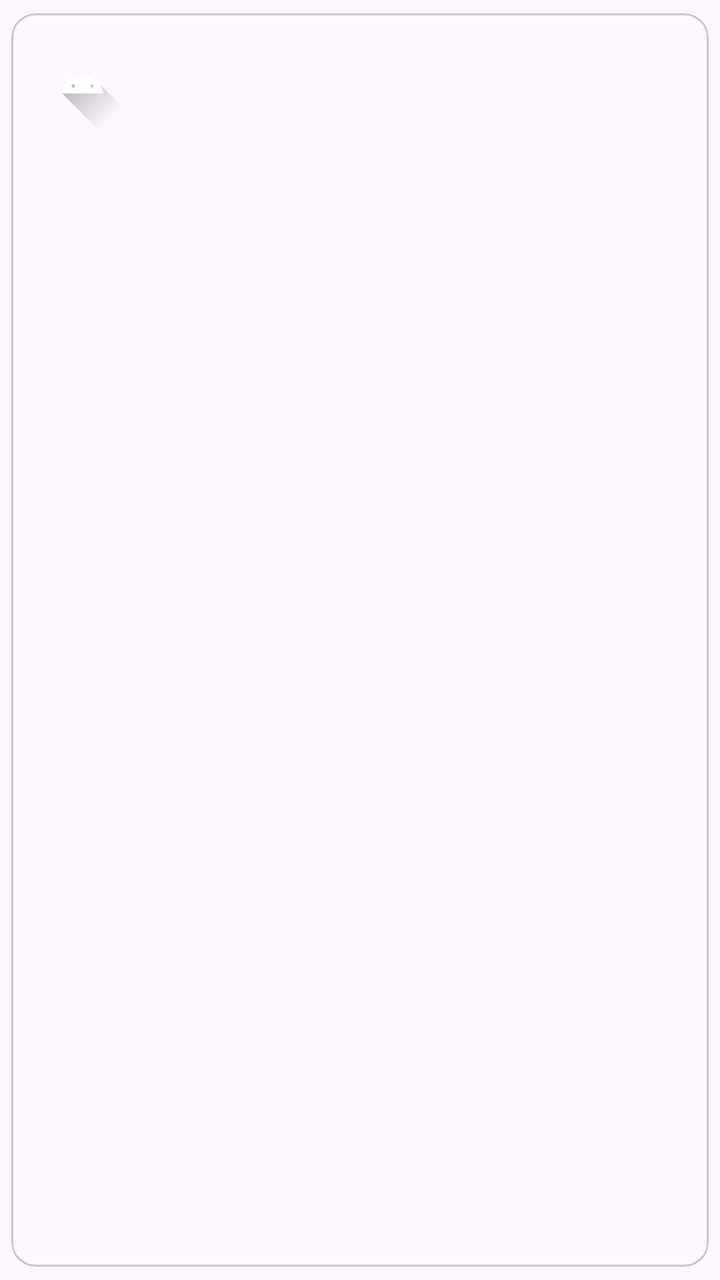
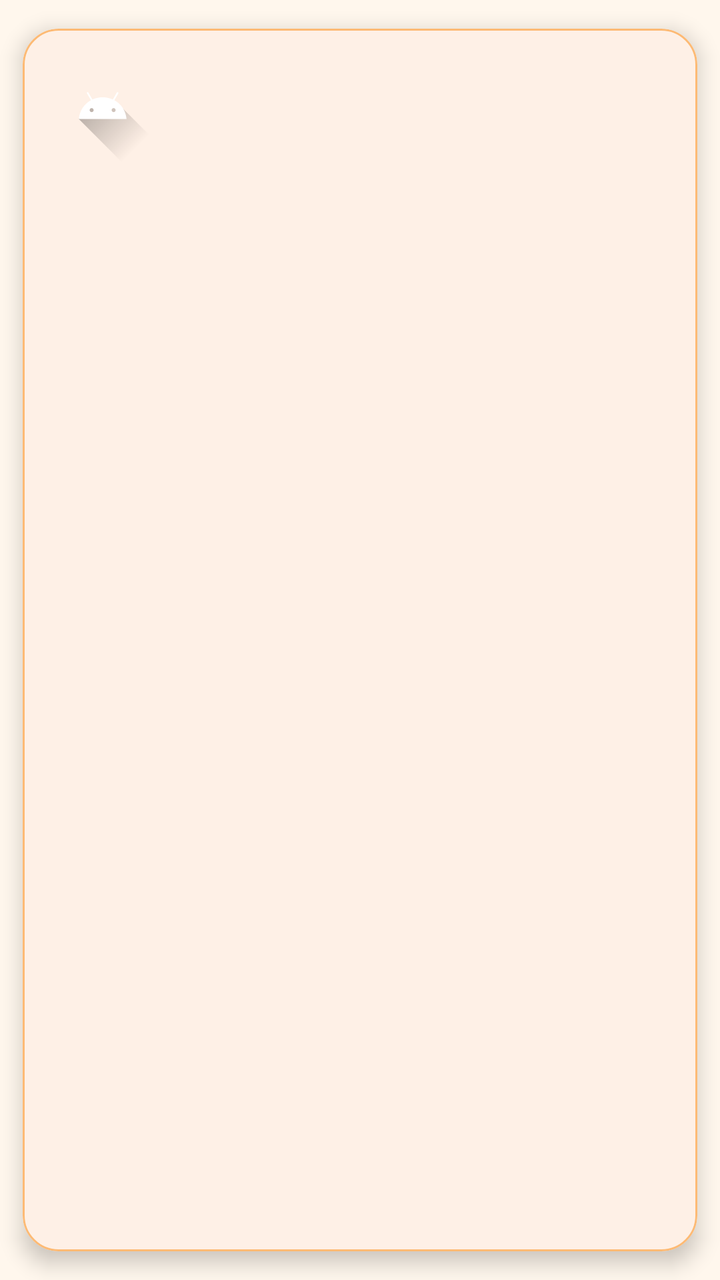

Two renders of the same Android screen: before a commit and after it. Below are the layout's source before the change and the commit's diff.
<!-- AndroidManifest.xml: application theme Theme.music801 -->
<!-- res/layout/item_song.xml -->
<?xml version="1.0" encoding="utf-8"?>
<com.google.android.material.card.MaterialCardView xmlns:android="http://schemas.android.com/apk/res/android"
    xmlns:app="http://schemas.android.com/apk/res-auto"
    android:id="@+id/songItemCard"
    android:layout_width="match_parent"
    android:layout_height="wrap_content"
    android:layout_marginHorizontal="16dp"
    android:layout_marginVertical="8dp"
    android:clickable="true"
    android:focusable="true"
    android:foreground="?attr/selectableItemBackground"
    android:minHeight="72dp"
    app:cardUseCompatPadding="true">

    <androidx.constraintlayout.widget.ConstraintLayout
        android:layout_width="match_parent"
        android:layout_height="wrap_content"
        android:padding="12dp">

        <ImageView
            android:id="@+id/albumArtImage"
            android:layout_width="48dp"
            android:layout_height="48dp"
            android:contentDescription="@string/song_album_art"
            android:scaleType="centerCrop"
            android:src="@drawable/ic_launcher_foreground"
            app:layout_constraintBottom_toBottomOf="parent"
            app:layout_constraintStart_toStartOf="parent"
            app:layout_constraintTop_toTopOf="parent" />

        <TextView
            android:id="@+id/songTitleText"
            android:layout_width="0dp"
            android:layout_height="wrap_content"
            android:ellipsize="end"
            android:maxLines="1"
            android:textAppearance="?attr/textAppearanceTitleMedium"
            app:layout_constraintEnd_toStartOf="@id/songDurationText"
            app:layout_constraintStart_toEndOf="@id/albumArtImage"
            app:layout_constraintTop_toTopOf="@id/albumArtImage"
            android:layout_marginStart="12dp"
            android:layout_marginEnd="8dp" />

        <TextView
            android:id="@+id/songArtistText"
            android:layout_width="0dp"
            android:layout_height="wrap_content"
            android:ellipsize="end"
            android:maxLines="1"
            android:textAppearance="?attr/textAppearanceBodyMedium"
            app:layout_constraintEnd_toStartOf="@id/songDurationText"
            app:layout_constraintStart_toStartOf="@id/songTitleText"
            app:layout_constraintTop_toBottomOf="@id/songTitleText"
            android:layout_marginTop="4dp"
            android:layout_marginEnd="8dp" />

        <TextView
            android:id="@+id/songDurationText"
            android:layout_width="wrap_content"
            android:layout_height="wrap_content"
            android:textAppearance="?attr/textAppearanceBodyMedium"
            app:layout_constraintBaseline_toBaselineOf="@id/songTitleText"
            app:layout_constraintEnd_toEndOf="parent" />

        <ImageView
            android:id="@+id/songPlayingIndicator"
            android:layout_width="20dp"
            android:layout_height="20dp"
            android:contentDescription="@string/song_playing_indicator"
            android:src="@android:drawable/ic_media_play"
            android:visibility="gone"
            app:layout_constraintBottom_toBottomOf="@id/songDurationText"
            app:layout_constraintEnd_toStartOf="@id/songDurationText"
            app:layout_constraintTop_toTopOf="@id/songDurationText"
            android:layout_marginEnd="8dp" />
    </androidx.constraintlayout.widget.ConstraintLayout>
</com.google.android.material.card.MaterialCardView>
<!-- resources referenced by this layout -->
<resources>
  <string name="song_album_art">歌曲封面</string>
  <string name="song_playing_indicator">正在播放</string>
  <style name="Theme.music801" parent="Base.Theme.music801" />
  <style name="Base.Theme.music801" parent="Theme.Material3.DayNight.NoActionBar">
          
          
      </style>
  <!-- unchanged entries left out for length: 1 -->
</resources>

<!-- the commit's change to res/layout/item_song.xml (unified diff, before → after) -->
@@ -9,24 +9,30 @@
     android:clickable="true"
     android:focusable="true"
     android:foreground="?attr/selectableItemBackground"
-    android:minHeight="72dp"
-    app:cardUseCompatPadding="true">
+    android:minHeight="84dp"
+    app:cardBackgroundColor="@color/surface"
+    app:cardCornerRadius="18dp"
+    app:cardElevation="6dp"
+    app:cardUseCompatPadding="true"
+    app:strokeColor="@color/outline"
+    app:strokeWidth="1dp">
 
     <androidx.constraintlayout.widget.ConstraintLayout
         android:layout_width="match_parent"
         android:layout_height="wrap_content"
         android:padding="12dp">
 
-        <ImageView
+        <com.google.android.material.imageview.ShapeableImageView
             android:id="@+id/albumArtImage"
-            android:layout_width="48dp"
-            android:layout_height="48dp"
+            android:layout_width="56dp"
+            android:layout_height="56dp"
             android:contentDescription="@string/song_album_art"
             android:scaleType="centerCrop"
             android:src="@drawable/ic_launcher_foreground"
             app:layout_constraintBottom_toBottomOf="parent"
             app:layout_constraintStart_toStartOf="parent"
-            app:layout_constraintTop_toTopOf="parent" />
+            app:layout_constraintTop_toTopOf="parent"
+            app:shapeAppearanceOverlay="@style/ShapeAppearance.Material3.Corner.Medium" />
 
         <TextView
             android:id="@+id/songTitleText"
@@ -35,7 +41,8 @@
             android:ellipsize="end"
             android:maxLines="1"
             android:textAppearance="?attr/textAppearanceTitleMedium"
-            app:layout_constraintEnd_toStartOf="@id/songDurationText"
+            android:textColor="@color/on_surface"
+            app:layout_constraintEnd_toStartOf="@id/songMetaGroup"
             app:layout_constraintStart_toEndOf="@id/albumArtImage"
             app:layout_constraintTop_toTopOf="@id/albumArtImage"
             android:layout_marginStart="12dp"
@@ -48,30 +55,42 @@
             android:ellipsize="end"
             android:maxLines="1"
             android:textAppearance="?attr/textAppearanceBodyMedium"
-            app:layout_constraintEnd_toStartOf="@id/songDurationText"
+            android:textColor="@color/on_surface_variant"
+            app:layout_constraintEnd_toStartOf="@id/songMetaGroup"
             app:layout_constraintStart_toStartOf="@id/songTitleText"
             app:layout_constraintTop_toBottomOf="@id/songTitleText"
             android:layout_marginTop="4dp"
             android:layout_marginEnd="8dp" />
 
-        <TextView
-            android:id="@+id/songDurationText"
+        <androidx.constraintlayout.widget.ConstraintLayout
+            android:id="@+id/songMetaGroup"
             android:layout_width="wrap_content"
             android:layout_height="wrap_content"
-            android:textAppearance="?attr/textAppearanceBodyMedium"
-            app:layout_constraintBaseline_toBaselineOf="@id/songTitleText"
-            app:layout_constraintEnd_toEndOf="parent" />
+            app:layout_constraintBottom_toBottomOf="@id/albumArtImage"
+            app:layout_constraintEnd_toEndOf="parent"
+            app:layout_constraintTop_toTopOf="@id/albumArtImage">
 
-        <ImageView
-            android:id="@+id/songPlayingIndicator"
-            android:layout_width="20dp"
-            android:layout_height="20dp"
-            android:contentDescription="@string/song_playing_indicator"
-            android:src="@android:drawable/ic_media_play"
-            android:visibility="gone"
-            app:layout_constraintBottom_toBottomOf="@id/songDurationText"
-            app:layout_constraintEnd_toStartOf="@id/songDurationText"
-            app:layout_constraintTop_toTopOf="@id/songDurationText"
-            android:layout_marginEnd="8dp" />
+            <ImageView
+                android:id="@+id/songPlayingIndicator"
+                android:layout_width="20dp"
+                android:layout_height="20dp"
+                android:contentDescription="@string/song_playing_indicator"
+                android:src="@android:drawable/ic_media_play"
+                android:tint="@color/tertiary"
+                android:visibility="gone"
+                app:layout_constraintBottom_toBottomOf="parent"
+                app:layout_constraintEnd_toStartOf="@id/songDurationText"
+                app:layout_constraintTop_toTopOf="parent"
+                android:layout_marginEnd="8dp" />
+
+            <TextView
+                android:id="@+id/songDurationText"
+                android:layout_width="wrap_content"
+                android:layout_height="wrap_content"
+                android:textAppearance="?attr/textAppearanceBodyMedium"
+                android:textColor="@color/on_surface_variant"
+                app:layout_constraintBaseline_toBaselineOf="@id/songPlayingIndicator"
+                app:layout_constraintEnd_toEndOf="parent" />
+        </androidx.constraintlayout.widget.ConstraintLayout>
     </androidx.constraintlayout.widget.ConstraintLayout>
 </com.google.android.material.card.MaterialCardView>
<!-- resource entries referenced after the edit -->
@@ -1,12 +1,54 @@
 <!-- resources referenced by this layout -->
 <resources>
+  <color name="on_surface">#7C2D12</color>
+  <color name="on_surface_variant">#9A3412</color>
+  <color name="outline">#FDBA74</color>
+  <color name="surface">#FFFFFF</color>
+  <color name="tertiary">#2563EB</color>
   <string name="song_album_art">歌曲封面</string>
   <string name="song_playing_indicator">正在播放</string>
   <style name="Theme.music801" parent="Base.Theme.music801" />
   <style name="Base.Theme.music801" parent="Theme.Material3.DayNight.NoActionBar">
-          
-          
+          <item name="colorPrimary">@color/primary</item>
+          <item name="colorOnPrimary">@color/on_primary</item>
+          <item name="colorPrimaryContainer">@color/primary_container</item>
+          <item name="colorOnPrimaryContainer">@color/on_primary_container</item>
+          <item name="colorSecondary">@color/secondary</item>
+          <item name="colorOnSecondary">@color/on_secondary</item>
+          <item name="colorSecondaryContainer">@color/secondary_container</item>
+          <item name="colorOnSecondaryContainer">@color/on_secondary_container</item>
+          <item name="colorTertiary">@color/tertiary</item>
+          <item name="colorOnTertiary">@color/on_tertiary</item>
+          <item name="android:colorBackground">@color/background</item>
+          <item name="colorOnBackground">@color/on_background</item>
+          <item name="colorSurface">@color/surface</item>
+          <item name="colorOnSurface">@color/on_surface</item>
+          <item name="colorSurfaceVariant">@color/surface_variant</item>
+          <item name="colorOnSurfaceVariant">@color/on_surface_variant</item>
+          <item name="colorOutline">@color/outline</item>
+          <item name="colorError">@color/error</item>
+          <item name="colorOnError">@color/on_error</item>
+          <item name="colorErrorContainer">@color/error_container</item>
+          <item name="colorOnErrorContainer">@color/on_error_container</item>
+          <item name="android:statusBarColor">@color/background</item>
+          <item name="android:navigationBarColor">@color/background</item>
       </style>
+  <color name="primary">#F97316</color>
+  <color name="on_primary">#FFFFFF</color>
+  <color name="primary_container">#FED7AA</color>
+  <color name="on_primary_container">#7C2D12</color>
+  <color name="secondary">#FB923C</color>
+  <color name="on_secondary">#3B1D0A</color>
+  <color name="secondary_container">#FFEDD5</color>
+  <color name="on_secondary_container">#7C2D12</color>
+  <color name="on_tertiary">#FFFFFF</color>
+  <color name="background">#FFF7ED</color>
+  <color name="on_background">#9A3412</color>
+  <color name="surface_variant">#FFEDD5</color>
+  <color name="error">#DC2626</color>
+  <color name="on_error">#FFFFFF</color>
+  <color name="error_container">#FEE2E2</color>
+  <color name="on_error_container">#7F1D1D</color>
   <!-- unchanged entries left out for length: 1 -->
 </resources>
 
